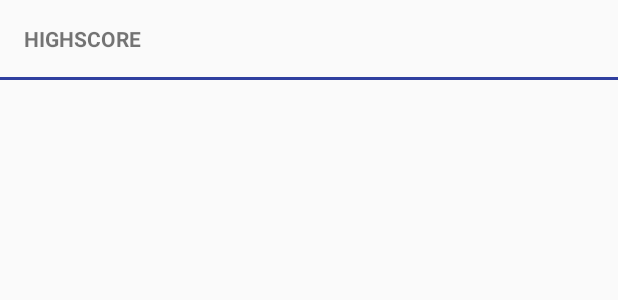
After one commit to ifirmawan/android-studio-aplikasi-belajar-bahasa-inggris, an Android app: the layout listview_header.xml on its own in the app's theme, with its tools: preview values and no code run, on a phone screen of 412 x 824 dp. The commit adds this screen. Shown: the top 300 px of the screen. Run offline under Robolectric (Android 15) with nearby library versions, the phone set to English and light mode, and no system bars.

Commit message:
[WIP] List highscore setiap sekolah by user_id

```diff
--- a/app/src/main/java/com/example/derysudrajat/appsbbi/Quiz/HasilQuiz.java
+++ b/app/src/main/java/com/example/derysudrajat/appsbbi/Quiz/HasilQuiz.java
@@ -82,8 +82,10 @@ public class HasilQuiz extends AppCompatActivity {
 
                 progressDialog.dismiss();
 
-                Toast.makeText(HasilQuiz.this,string1,Toast.LENGTH_LONG).show();
-
+                //Toast.makeText(HasilQuiz.this,string1,Toast.LENGTH_LONG).show();
+                Intent i = new Intent(HasilQuiz.this,HasilQuizBaru.class);
+                //i.putExtra("user_id",String.valueOf(STATICUSER.USER.getUserID()));
+                startActivity(i);
 
             }
 
--- /dev/null
+++ b/app/src/main/res/layout/listview_header.xml
@@ -0,0 +1,19 @@
+<?xml version="1.0" encoding="utf-8"?>
+<LinearLayout xmlns:android="http://schemas.android.com/apk/res/android"
+    android:orientation="vertical" android:layout_width="match_parent"
+    android:layout_height="match_parent">
+    <TextView
+        android:id="@+id/tv"
+        android:layout_width="match_parent"
+        android:layout_height="wrap_content"
+        android:textAllCaps="true"
+        android:textStyle="bold"
+        android:text="Highscore"
+        android:padding="@dimen/activity_vertical_margin"
+        />
+    <View
+        android:layout_above="@+id/teams_edit_text"
+        android:layout_width="match_parent"
+        android:layout_height="2dp"
+        android:background="@color/colorPrimaryDark"/>
+</LinearLayout>
```
Also changed, not shown: app/src/main/java/com/example/derysudrajat/appsbbi/Quiz/HasilQuizBaru.java (+116 -0 lines), app/src/main/res/layout/activity_hasil_quiz_baru.xml (+11 -3 lines).
